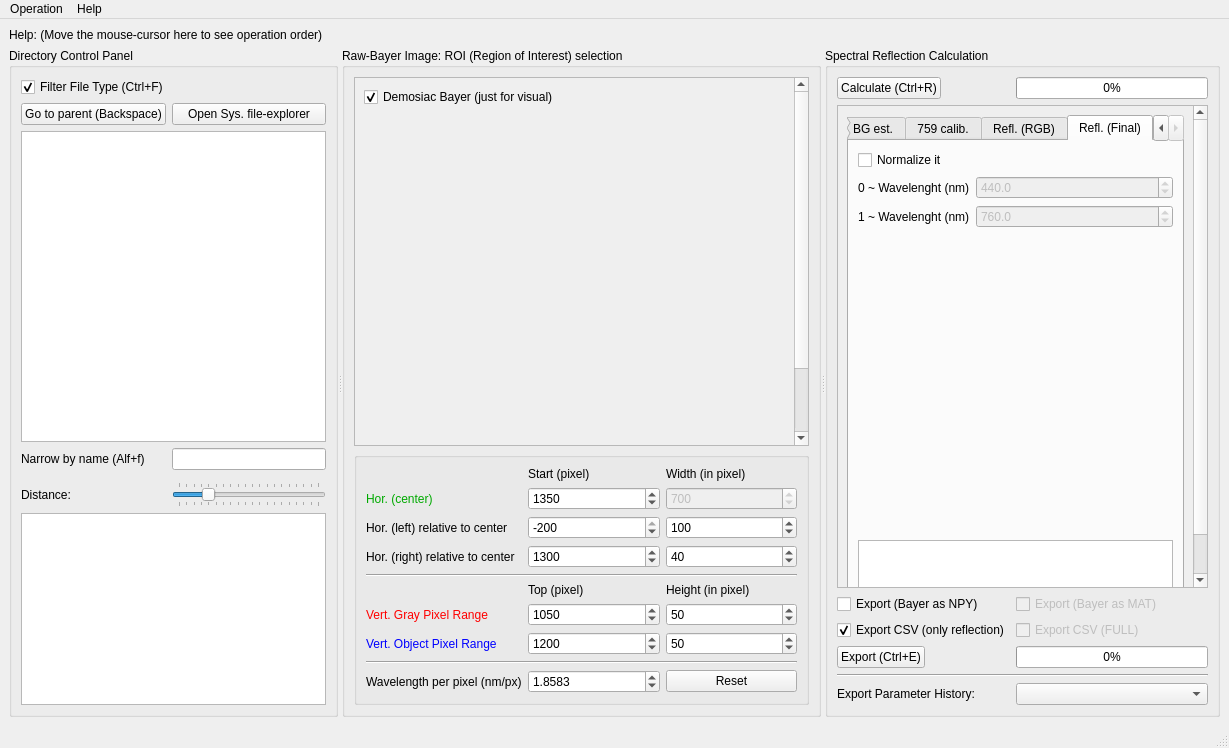
Before: the Qt Designer form UI/UI_Mainwindow.ui in garid3000/bps_spectrometer_gui, drawn with Qt 5.
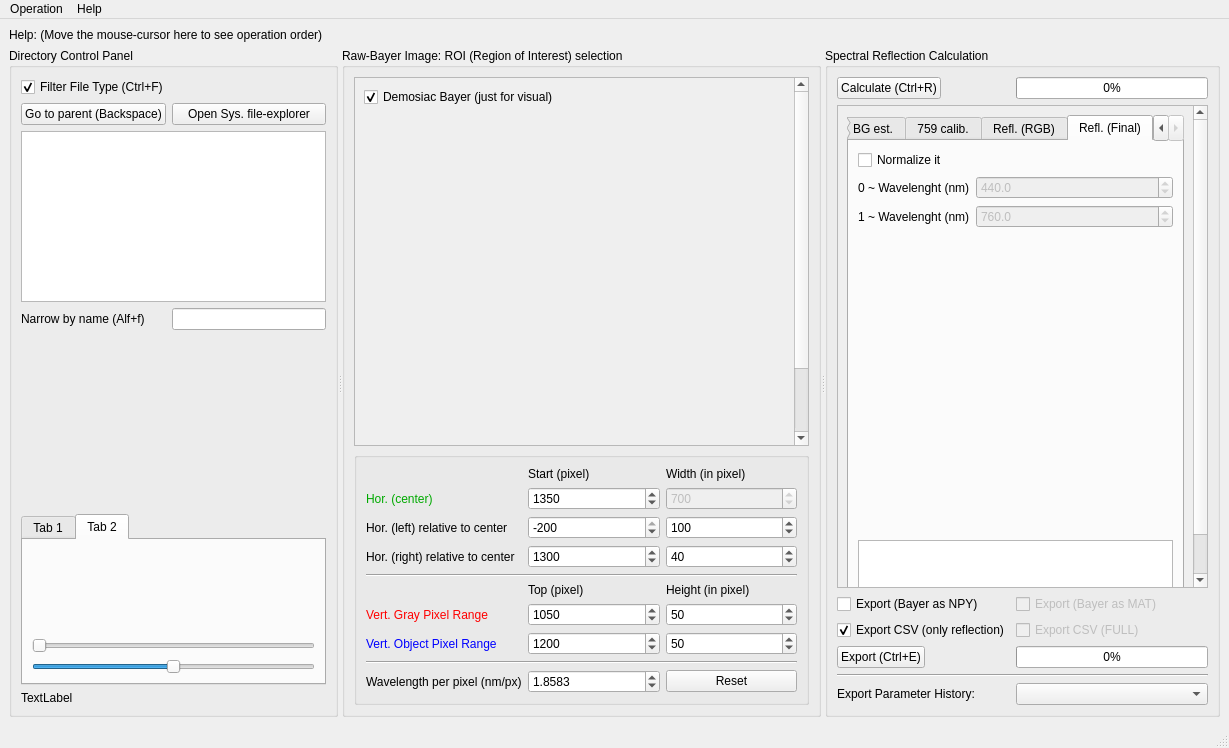
After: the same form once the commit is applied. Icons and pictures are not drawn. Custom widgets are drawn as their Qt base class.

Commit message: Feat: Working state of non-zenith vfov project. just UI

```diff
--- a/UI/UI_Mainwindow.ui
+++ b/UI/UI_Mainwindow.ui
@@ -14,18 +14,8 @@
    <string>MainWindow</string>
   </property>
   <widget class="QWidget" name="centralwidget">
-   <layout class="QVBoxLayout" name="verticalLayout_3">
-    <item>
-     <widget class="QLabel" name="label">
-      <property name="toolTip">
-       <string>&lt;html&gt;&lt;head/&gt;&lt;body&gt;&lt;p&gt;&lt;img src=&quot;:/newPrefix/MAIN_howto.png&quot;/&gt;&lt;/p&gt;&lt;/body&gt;&lt;/html&gt;</string>
-      </property>
-      <property name="text">
-       <string>Help: (Move the mouse-cursor here to see operation order)</string>
-      </property>
-     </widget>
-    </item>
-    <item>
+   <layout class="QGridLayout" name="gridLayout_4">
+    <item row="1" column="0">
      <widget class="QSplitter" name="splitter">
       <property name="sizePolicy">
        <sizepolicy hsizetype="Expanding" vsizetype="Expanding">
@@ -43,33 +33,7 @@
           <property name="title">
            <string>Directory Control Panel</string>
           </property>
-          <layout class="QGridLayout" name="gridLayout">
-           <item row="3" column="0" colspan="2">
-            <widget class="QTreeView" name="tv_dir">
-             <property name="sizePolicy">
-              <sizepolicy hsizetype="Expanding" vsizetype="Expanding">
-               <horstretch>0</horstretch>
-               <verstretch>10</verstretch>
-              </sizepolicy>
-             </property>
-             <property name="font">
-              <font>
-               <family>Monospace</family>
-               <pointsize>10</pointsize>
-              </font>
-             </property>
-             <property name="sortingEnabled">
-              <bool>true</bool>
-             </property>
-            </widget>
-           </item>
-           <item row="1" column="1">
-            <widget class="QPushButton" name="pb_system_file_explorer">
-             <property name="text">
-              <string>Open Sys. file-explorer</string>
-             </property>
-            </widget>
-           </item>
+          <layout class="QGridLayout" name="gridLayout" rowstretch="0,0,0,10,0,10,10,0">
            <item row="0" column="0" colspan="2">
             <widget class="QCheckBox" name="cb_ft_filter">
              <property name="toolTip">
@@ -99,30 +63,6 @@
              </property>
             </widget>
            </item>
-           <item row="7" column="0" colspan="2">
-            <widget class="QTextBrowser" name="tb_meta_json">
-             <property name="sizePolicy">
-              <sizepolicy hsizetype="Expanding" vsizetype="Minimum">
-               <horstretch>0</horstretch>
-               <verstretch>0</verstretch>
-              </sizepolicy>
-             </property>
-             <property name="minimumSize">
-              <size>
-               <width>0</width>
-               <height>1</height>
-              </size>
-             </property>
-             <property name="font">
-              <font>
-               <family>Monospace</family>
-              </font>
-             </property>
-            </widget>
-           </item>
-           <item row="4" column="1">
-            <widget class="QLineEdit" name="le_tv_name_narrower"/>
-           </item>
            <item row="1" column="0">
             <widget class="QPushButton" name="pb_dir_goto_parent">
              <property name="toolTip">
@@ -133,38 +73,124 @@
              </property>
             </widget>
            </item>
+           <item row="4" column="1">
+            <widget class="QLineEdit" name="le_tv_name_narrower"/>
+           </item>
+           <item row="1" column="1">
+            <widget class="QPushButton" name="pb_system_file_explorer">
+             <property name="text">
+              <string>Open Sys. file-explorer</string>
+             </property>
+            </widget>
+           </item>
+           <item row="3" column="0" colspan="2">
+            <widget class="QTreeView" name="tv_dir">
+             <property name="sizePolicy">
+              <sizepolicy hsizetype="Expanding" vsizetype="Expanding">
+               <horstretch>0</horstretch>
+               <verstretch>10</verstretch>
+              </sizepolicy>
+             </property>
+             <property name="font">
+              <font>
+               <family>Monospace</family>
+               <pointsize>10</pointsize>
+              </font>
+             </property>
+             <property name="sortingEnabled">
+              <bool>true</bool>
+             </property>
+            </widget>
+           </item>
            <item row="5" column="0" colspan="2">
             <widget class="ImageView" name="graph_webcam" native="true"/>
            </item>
-           <item row="6" column="1">
-            <widget class="QSlider" name="hs_target_distance">
-             <property name="minimum">
-              <number>20</number>
+           <item row="6" column="0" colspan="2">
+            <widget class="QTabWidget" name="tabWidget_2">
+             <property name="currentIndex">
+              <number>1</number>
              </property>
-             <property name="maximum">
-              <number>400</number>
-             </property>
-             <property name="singleStep">
-              <number>10</number>
-             </property>
-             <property name="sliderPosition">
-              <number>100</number>
-             </property>
-             <property name="orientation">
-              <enum>Qt::Orientation::Horizontal</enum>
-             </property>
-             <property name="tickPosition">
-              <enum>QSlider::TickPosition::TicksBothSides</enum>
-             </property>
-             <property name="tickInterval">
-              <number>20</number>
-             </property>
+             <widget class="QWidget" name="tab_6">
+              <attribute name="title">
+               <string>Tab 1</string>
+              </attribute>
+              <layout class="QHBoxLayout" name="horizontalLayout">
+               <item>
+                <widget class="QLabel" name="l_target_distance">
+                 <property name="text">
+                  <string>Distance:</string>
+                 </property>
+                </widget>
+               </item>
+               <item>
+                <widget class="QSlider" name="hs_target_distance">
+                 <property name="minimum">
+                  <number>1</number>
+                 </property>
+                 <property name="maximum">
+                  <number>400</number>
+                 </property>
+                 <property name="singleStep">
+                  <number>10</number>
+                 </property>
+                 <property name="sliderPosition">
+                  <number>100</number>
+                 </property>
+                 <property name="orientation">
+                  <enum>Qt::Orientation::Horizontal</enum>
+                 </property>
+                 <property name="tickPosition">
+                  <enum>QSlider::TickPosition::TicksBothSides</enum>
+                 </property>
+                 <property name="tickInterval">
+                  <number>20</number>
+                 </property>
+                </widget>
+               </item>
+              </layout>
+             </widget>
+             <widget class="QWidget" name="tab_7">
+              <attribute name="title">
+               <string>Tab 2</string>
+              </attribute>
+              <layout class="QGridLayout" name="gridLayout_3">
+               <item row="1" column="0">
+                <widget class="QSlider" name="hs_physical_height">
+                 <property name="maximum">
+                  <number>200</number>
+                 </property>
+                 <property name="orientation">
+                  <enum>Qt::Orientation::Horizontal</enum>
+                 </property>
+                </widget>
+               </item>
+               <item row="0" column="0">
+                <widget class="GraphicsLayoutWidget" name="graph_physical_orientation" native="true"/>
+               </item>
+               <item row="2" column="0">
+                <widget class="QSlider" name="hs_physical_elv">
+                 <property name="minimum">
+                  <number>-90</number>
+                 </property>
+                 <property name="maximum">
+                  <number>0</number>
+                 </property>
+                 <property name="value">
+                  <number>-45</number>
+                 </property>
+                 <property name="orientation">
+                  <enum>Qt::Orientation::Horizontal</enum>
+                 </property>
+                </widget>
+               </item>
+              </layout>
+             </widget>
             </widget>
            </item>
-           <item row="6" column="0">
-            <widget class="QLabel" name="l_target_distance">
+           <item row="7" column="0" colspan="2">
+            <widget class="QLabel" name="tb_meta_json">
              <property name="text">
-              <string>Distance:</string>
+              <string>TextLabel</string>
              </property>
             </widget>
            </item>
@@ -1025,6 +1051,16 @@
       </widget>
      </widget>
     </item>
+    <item row="0" column="0">
+     <widget class="QLabel" name="label">
+      <property name="toolTip">
+       <string>&lt;html&gt;&lt;head/&gt;&lt;body&gt;&lt;p&gt;&lt;img src=&quot;:/newPrefix/MAIN_howto.png&quot;/&gt;&lt;/p&gt;&lt;/body&gt;&lt;/html&gt;</string>
+      </property>
+      <property name="text">
+       <string>Help: (Move the mouse-cursor here to see operation order)</string>
+      </property>
+     </widget>
+    </item>
    </layout>
   </widget>
   <widget class="QStatusBar" name="statusbar"/>
@@ -1200,6 +1236,12 @@
    <header>pyqtgraph</header>
    <container>1</container>
   </customwidget>
+  <customwidget>
+   <class>GraphicsLayoutWidget</class>
+   <extends>QWidget</extends>
+   <header>pyqtgraph</header>
+   <container>1</container>
+  </customwidget>
  </customwidgets>
  <resources>
   <include location="../QRCs/main_resource.qrc"/>
```
The commit also changes 2 other files.
